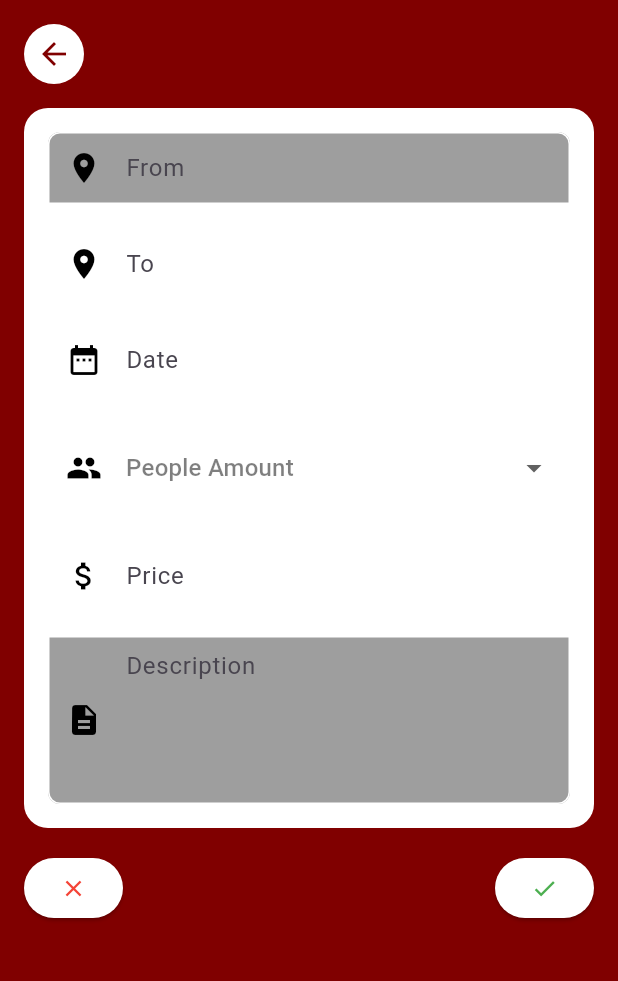
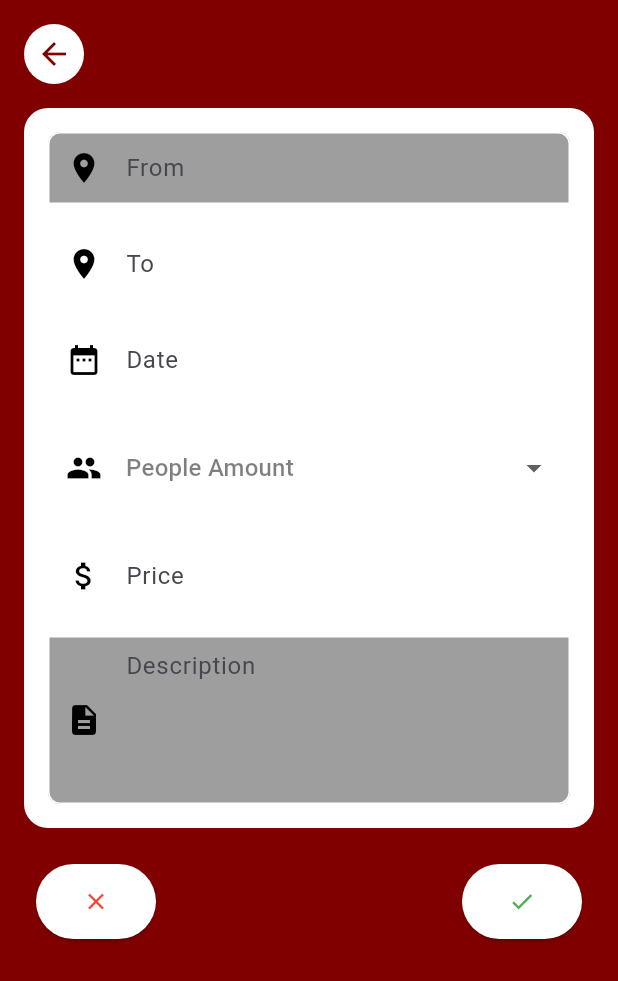
Before and after one commit to SauleJ/POCAROL, a Flutter app: the PostCreationPage screen opened directly, on a phone screen of 412 x 824 dp. Shown: the top 981 px of the screen. Run offline on Flutter 3.47's test engine with Material 3 defaults, Android fonts, the light colour scheme and no system bars; our stand-ins replace page_transition.

Commit message:
changed the buttons

```diff
--- a/lib/CreatePost.dart
+++ b/lib/CreatePost.dart
@@ -5,7 +5,7 @@ class Post {
   final String date;
   final String fromCity;
   final String toCity;
-  final int? peopleAmount; // Update type to int?
+  final int? peopleAmount;
   final double priceAmount;
 
   Post({
@@ -28,7 +28,7 @@ class _PostCreationPageState extends State<PostCreationPage> {
   late TextEditingController fromCityController;
   late TextEditingController toCityController;
   late TextEditingController dateController;
-  int? selectedPeopleAmount; // Update type to int?
+  int? selectedPeopleAmount;
   late TextEditingController priceController;
 
   late List<Post> posts;
@@ -95,16 +95,31 @@ class _PostCreationPageState extends State<PostCreationPage> {
             Row(
               mainAxisAlignment: MainAxisAlignment.spaceBetween,
               children: [
-                ElevatedButton(
+                Padding(
+                  padding: const EdgeInsets.all(8.0),
+                  child: SizedBox(
+                    width: 80.0,
+                    height: 50.0,
+                    child: ElevatedButton(
                       onPressed: () {
                         Navigator.pop(context);
                       },
                       style: ElevatedButton.styleFrom(
-                    backgroundColor: Color.fromRGBO(255, 255, 255, 1),
-                  ).copyWith(backgroundColor: MaterialStateProperty.all<Color>(Color.fromRGBO(255, 255, 255, 1))),
+                      ).copyWith(
+                        backgroundColor: MaterialStateProperty.all<Color>(Color.fromRGBO(255, 255, 255, 1)),
+                        padding: MaterialStateProperty.all<EdgeInsetsGeometry>(EdgeInsets.all(8.0)),
+                        alignment: Alignment.center,
+                      ),
                       child: Icon(Icons.close, color: Colors.red),
                     ),
-                ElevatedButton(
+                  ),
+                ),
+                Padding(
+                  padding: const EdgeInsets.all(8.0),
+                  child: SizedBox(
+                    width: 80.0,
+                    height: 50.0,
+                    child: ElevatedButton(
                       onPressed: () {
                         setState(() {
                           posts.add(
@@ -125,9 +140,14 @@ class _PostCreationPageState extends State<PostCreationPage> {
                         });
                       },
                       style: ElevatedButton.styleFrom(
-                    backgroundColor: Color.fromRGBO(255, 255, 255, 1),
-                  ).copyWith(backgroundColor: MaterialStateProperty.all<Color>(Color.fromRGBO(255, 255, 255, 1))),
+                      ).copyWith(
+                        backgroundColor: MaterialStateProperty.all<Color>(Color.fromRGBO(255, 255, 255, 1)),
+                        padding: MaterialStateProperty.all<EdgeInsetsGeometry>(EdgeInsets.all(8.0)),
+                        alignment: Alignment.center,
+                      ),
                       child: Icon(Icons.check, color: Colors.green),
+                    ),
+                  ),
                 ),
               ],
             ),
```
Lines whose indentation alone changed are shown as unchanged.
